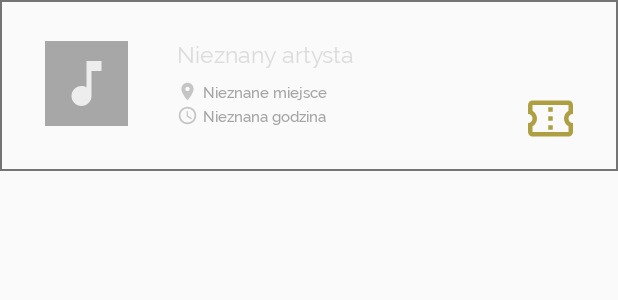
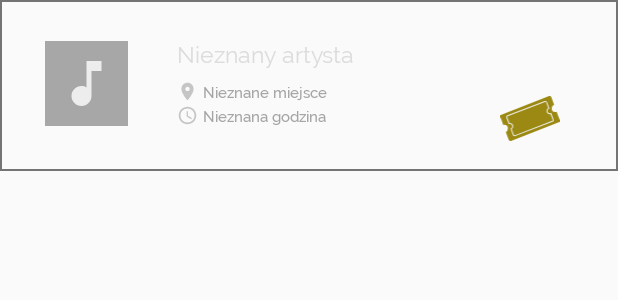
Before and after one commit to Elgirhath/Summer-Jazz-Festival, an Android app: the layout schedule_card.xml on its own in the app's theme, with its tools: preview values and no code run, on a phone screen of 412 x 824 dp. Shown: the top 300 px of the screen. Run offline under Robolectric (Android 15) with nearby library versions, the phone set to English and light mode, and no system bars.

Commit message:
Search on enter and new ticket

```diff
--- /dev/null
+++ b/app/src/main/res/drawable/ic_ticket.xml
@@ -0,0 +1,14 @@
+<vector xmlns:android="http://schemas.android.com/apk/res/android"
+    android:width="57dp"
+    android:height="43.51dp"
+    android:viewportWidth="57"
+    android:viewportHeight="43.51">
+  <path
+      android:pathData="M56,25.4l-45.72,18A1.76,1.76 0,0 1,9 43.4a1.81,1.81 0,0 1,-0.87 -1c-1,-2.5 -1.82,-5 -2.78,-7.6a3.7,3.7 0,0 0,2 -3.3,3.51 3.51,0 0,0 -3.45,-3.6 3.89,3.89 0,0 0,-1.06 0.2c0,-0.1 -0.1,-0.2 -0.1,-0.4C1.92,25.2 1,22.8 0.09,20.3a1.73,1.73 0,0 1,1 -2.2L46.77,0.1a1.62,1.62 0,0 1,2.11 1l2.69,7.4a3.57,3.57 0,0 0,-2.31 3.4,3.52 3.52,0 0,0 3.46,3.6A2.57,2.57 0,0 0,54 15.2l2.88,7.9A1.68,1.68 0,0 1,56 25.4Z"
+      android:fillColor="@color/scheduleTicket"/>
+  <path
+      android:strokeWidth="1"
+      android:pathData="M49.92,24.5 L14.22,38.3a1.7,1.7 0,0 1,-1 0c-0.5,-0.2 -0.6,-0.7 -0.7,-0.7 -0.7,-1.9 -1.4,-3.8 -2.1,-5.8A2.8,2.8 0,0 0,12 29.3a2.69,2.69 0,0 0,-2.7 -2.7,2.2 2.2,0 0,0 -0.8,0.1c0,-0.1 -0.1,-0.2 -0.1,-0.3 -0.7,-1.9 -1.4,-3.8 -2.1,-5.6A1.33,1.33 0,0 1,7 19.1L42.72,5.4a1.3,1.3 0,0 1,1.7 0.8l2.1,5.6a2.85,2.85 0,0 0,-1.8 2.6,2.69 2.69,0 0,0 2.7,2.7 3,3 0,0 0,1 -0.2l2.2,6A1.15,1.15 0,0 1,49.92 24.5Z"
+      android:fillColor="@color/scheduleTicket"
+      android:strokeColor="#efeee6"/>
+</vector>
--- a/app/src/main/res/layout/schedule_card.xml
+++ b/app/src/main/res/layout/schedule_card.xml
@@ -86,10 +86,9 @@
         android:textColor="@color/scheduleDetails"
         android:layout_toEndOf="@id/schedule_place_icon" />
 
-    <Button
+    <ImageView
         android:id="@+id/buyTicketButton"
-        style="?android:attr/borderlessButtonStyle"
-        android:layout_width="30dp"
+        android:layout_width="wrap_content"
         android:layout_height="30dp"
         android:layout_alignParentEnd="true"
         android:layout_alignParentRight="true"
@@ -98,7 +97,22 @@
         android:layout_marginTop="-20dp"
         android:layout_marginBottom="20dp"
         android:layout_marginRight="30dp"
-        android:background="@drawable/ic_buy_ticket" />
+        app:srcCompat="@drawable/ic_ticket"
+        android:contentDescription="@string/buy_ticket_desc" />
+
+<!--    <Button-->
+<!--        android:id="@+id/buyTicketButton"-->
+<!--        style="?android:attr/borderlessButtonStyle"-->
+<!--        android:layout_width="wrap_content"-->
+<!--        android:layout_height="wrap_content"-->
+<!--        android:layout_alignParentEnd="true"-->
+<!--        android:layout_alignParentRight="true"-->
+<!--        android:layout_below="@+id/schedule_time_icon"-->
+<!--        android:layout_marginEnd="30dp"-->
+<!--        android:layout_marginTop="-20dp"-->
+<!--        android:layout_marginBottom="20dp"-->
+<!--        android:layout_marginRight="30dp"-->
+<!--        android:background="@drawable/ic_ticket" />-->
 
 
 </RelativeLayout>
--- a/app/src/main/res/values/strings.xml
+++ b/app/src/main/res/values/strings.xml
@@ -74,4 +74,5 @@
     <string name="splash_screen_title">SUMMER\nJAZZ\nFESTIVAL\nKRAKÓW</string>
     <string name="splash_screen_descr">30 dni\n+100 koncertów\n+300 wykonawców\n∞ muzyki</string>
     <string name="go_to_spotify_desc">Go to Spotify playlist</string>
+    <string name="buy_ticket_desc">Kup bilet</string>
 </resources>
```
Also changed, not shown: app/src/main/java/com/example/festivalapp/schedule/ProgramFragment.java (+12 -0 lines), app/src/main/java/com/example/festivalapp/schedule/ScheduleCardGenerator.java (+9 -9 lines), app/src/main/res/drawable/ic_ticket_grayed.xml (added, +14 -0 lines).
